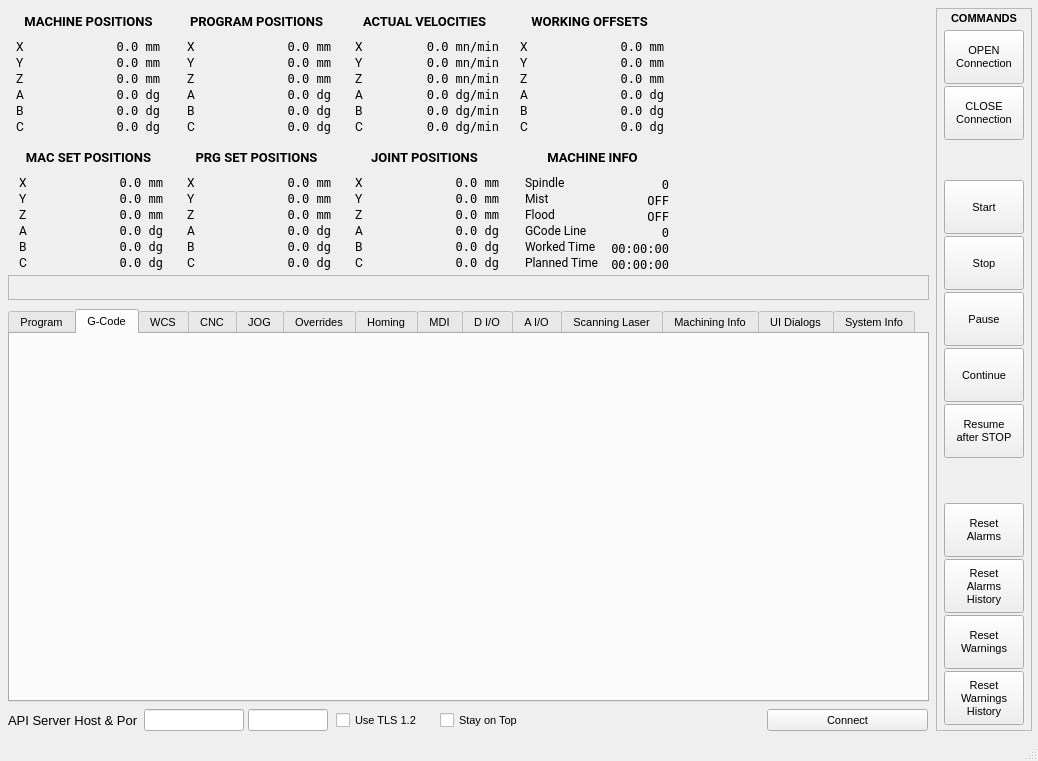
rosettacnc-classroom/cnc_api_client_core_1, file python/examples/api_client_qt_demo/desktop_view.ui: the form before one commit.
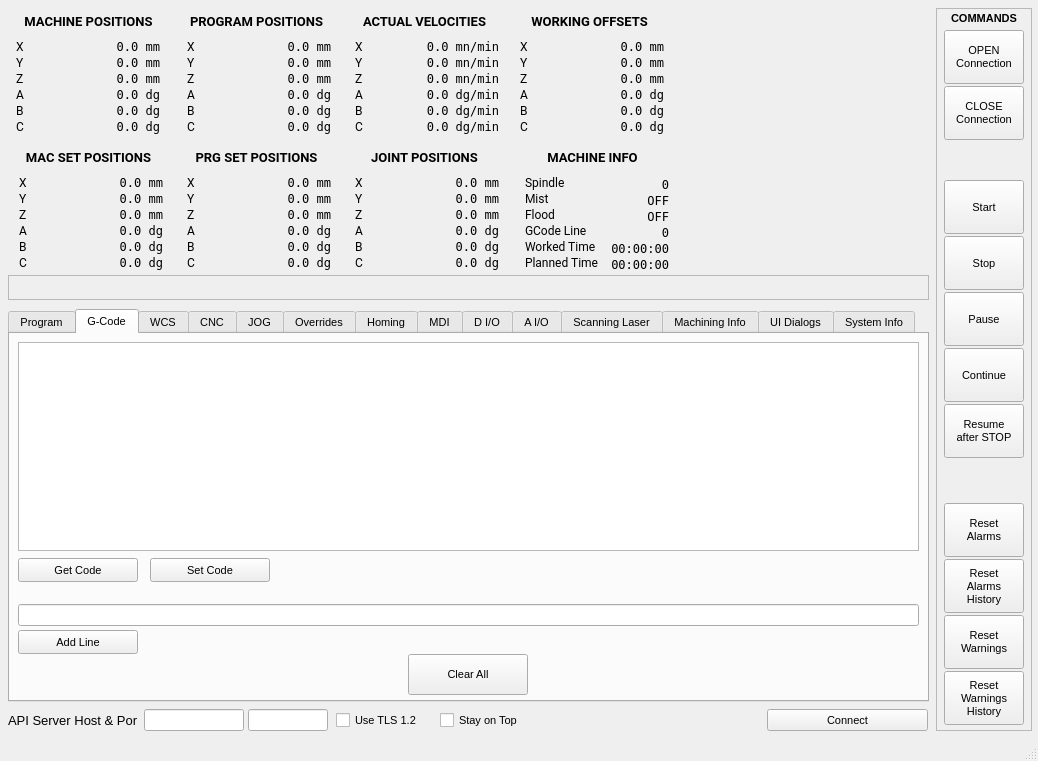
The form after the commit. The open tabs and pages were chosen to show the change.

Diff of the .ui file:
```diff
--- a/python/examples/api_client_qt_demo/desktop_view.ui
+++ b/python/examples/api_client_qt_demo/desktop_view.ui
@@ -277,6 +277,87 @@
      <attribute name="title">
       <string>G-Code</string>
      </attribute>
+     <widget class="QPlainTextEdit" name="gcodeProgramEdit">
+      <property name="geometry">
+       <rect>
+        <x>8</x>
+        <y>8</y>
+        <width>901</width>
+        <height>209</height>
+       </rect>
+      </property>
+      <property name="font">
+       <font>
+        <family>DejaVu Sans Mono</family>
+        <pointsize>8</pointsize>
+       </font>
+      </property>
+      <property name="plainText">
+       <string/>
+      </property>
+     </widget>
+     <widget class="QPushButton" name="gcodeGetProgramTextButton">
+      <property name="geometry">
+       <rect>
+        <x>8</x>
+        <y>224</y>
+        <width>120</width>
+        <height>24</height>
+       </rect>
+      </property>
+      <property name="text">
+       <string>Get Code</string>
+      </property>
+     </widget>
+     <widget class="QPushButton" name="gcodeSetProgramTextButton">
+      <property name="geometry">
+       <rect>
+        <x>140</x>
+        <y>224</y>
+        <width>120</width>
+        <height>24</height>
+       </rect>
+      </property>
+      <property name="text">
+       <string>Set Code</string>
+      </property>
+     </widget>
+     <widget class="QLineEdit" name="gcodeAddProgramTextEdit">
+      <property name="geometry">
+       <rect>
+        <x>8</x>
+        <y>270</y>
+        <width>901</width>
+        <height>22</height>
+       </rect>
+      </property>
+     </widget>
+     <widget class="QPushButton" name="gcodeAddProgramTextButton">
+      <property name="geometry">
+       <rect>
+        <x>8</x>
+        <y>296</y>
+        <width>120</width>
+        <height>24</height>
+       </rect>
+      </property>
+      <property name="text">
+       <string>Add Line</string>
+      </property>
+     </widget>
+     <widget class="QPushButton" name="gcodeClearProgramButton">
+      <property name="geometry">
+       <rect>
+        <x>398</x>
+        <y>320</y>
+        <width>120</width>
+        <height>41</height>
+       </rect>
+      </property>
+      <property name="text">
+       <string>Clear All</string>
+      </property>
+     </widget>
     </widget>
     <widget class="QWidget" name="tabWCS">
      <attribute name="title">
```
